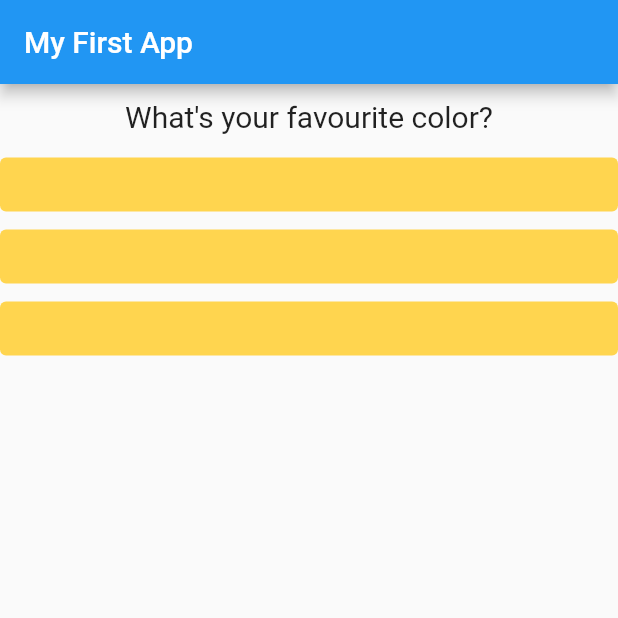
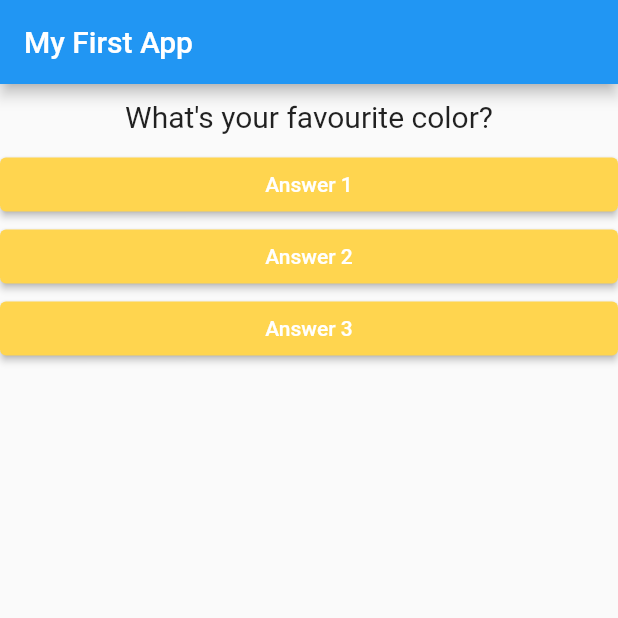
Before and after one commit to KellyEgesa/flutter_tutorial, a Flutter app: the screen it shows after launch, on a phone screen of 412 x 824 dp, the top half of it. Run offline on Flutter 3.47's test engine with Material 2 defaults, Android fonts, the phone set to English and light mode, and no system bars.

Commit message:
Made buttons functional

```diff
--- a/lib/answer.dart
+++ b/lib/answer.dart
@@ -2,8 +2,9 @@ import 'package:flutter/material.dart';
 
 class Answer extends StatelessWidget {
   final Function selectHandler;
+  final int answerNumber;
 
-  Answer(this.selectHandler);
+  Answer(this.selectHandler, this.answerNumber);
 
   @override
   Widget build(BuildContext context) {
@@ -13,8 +14,10 @@ class Answer extends StatelessWidget {
         style: ButtonStyle(
           backgroundColor: MaterialStateProperty.all(Colors.amber.shade300),
         ),
-        onPressed: null,
-        child: Text(""),
+        onPressed: selectHandler,
+        child: Text(
+          "Answer $answerNumber",
+        ),
       ),
     );
   }
--- a/lib/main.dart
+++ b/lib/main.dart
@@ -40,9 +40,18 @@ class _MyAppState extends State<_MyApp> {
         Question(
           questions[_questionIndex],
         ),
-        Answer(_answerQuestion),
-        Answer(_answerQuestion),
-        Answer(_answerQuestion)
+        Answer(
+          _answerQuestion,
+          1,
+        ),
+        Answer(
+          _answerQuestion,
+          2,
+        ),
+        Answer(
+          _answerQuestion,
+          3,
+        )
       ]),
     ));
   }
```
